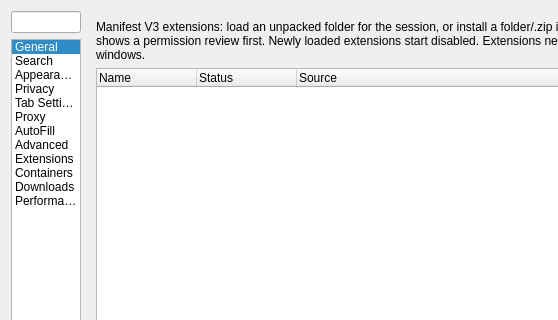
IT-Space-2026/arktos, file src/settings.ui: the form before one commit; both pictures show x 0 to 558 and y 0 to 320 of the 771 by 1424 pixel window.
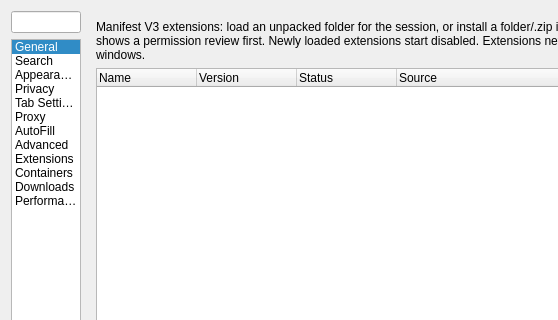
The form after the commit. The open tabs and pages were chosen to show the change. Custom widgets are drawn as their Qt base class.

Commit message: EXT09: add a Version column to Preferences > Extensions

The edit to the form file:
```diff
--- a/src/settings.ui
+++ b/src/settings.ui
@@ -3242,6 +3242,11 @@
            <string>Name</string>
           </property>
          </column>
+         <column>
+          <property name="text">
+           <string>Version</string>
+          </property>
+         </column>
          <column>
           <property name="text">
            <string>Status</string>
```
The commit also changes 6 other files.
